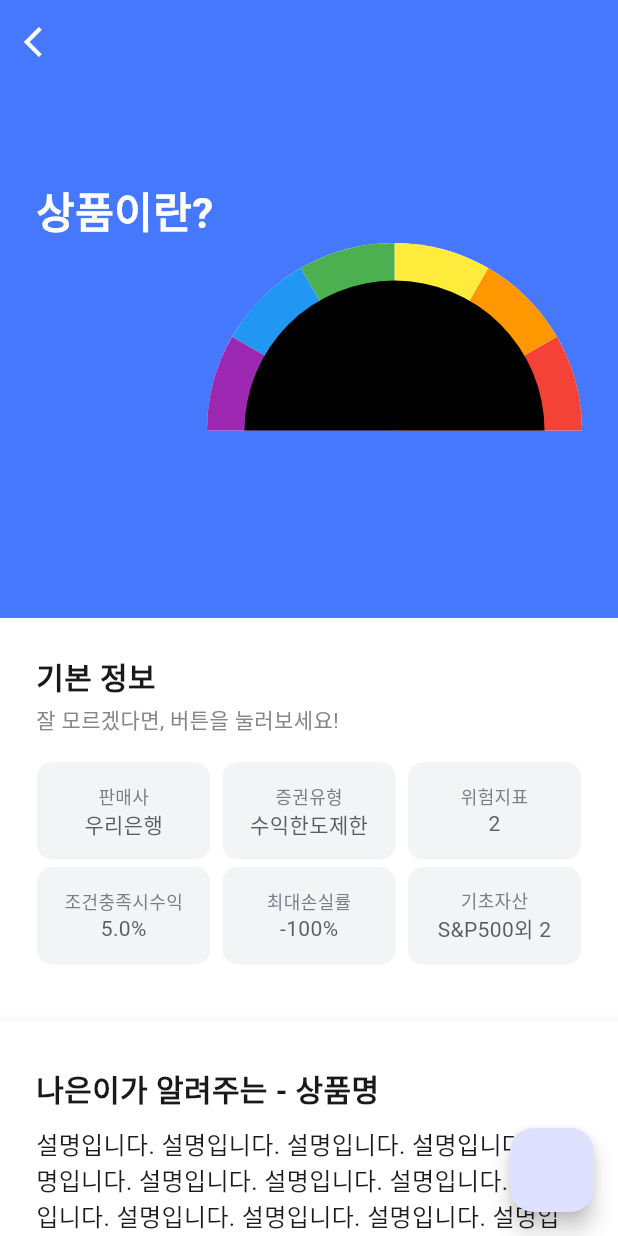
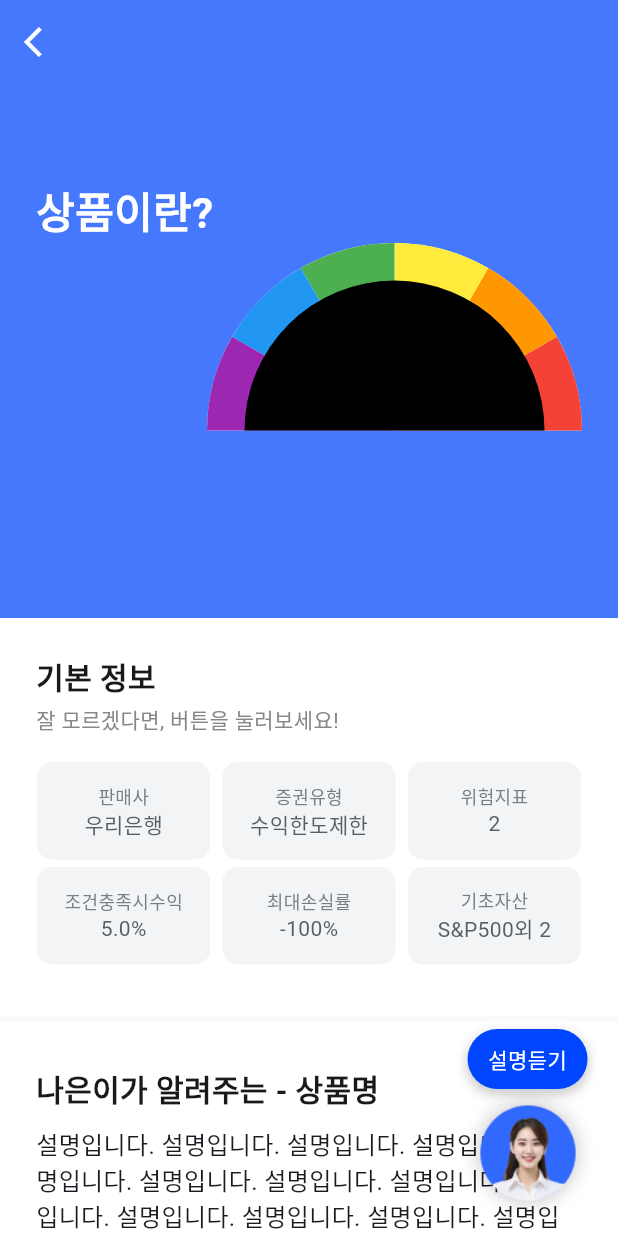
Before and after one commit to Naeun-privatebanker/Front, a Flutter app: the DescriptionScreen screen opened directly with empty values, on a phone screen of 412 x 824 dp. Run offline on Flutter 3.47's test engine with Material 3 defaults, Android fonts, the phone set to English and light mode, and no system bars.

Commit message:
floating button done

```diff
--- a/lib/screens/consult/description_screen.dart
+++ b/lib/screens/consult/description_screen.dart
@@ -26,11 +26,61 @@ class _DescriptionScreenState extends State<DescriptionScreen> {
           ),
         // todo : actions에 넣을 글자크기 변경 아이콘이 없어서 (한글 모양의) 커스텀 위젯 만들어야 할 듯, but 우선순위 최하
         ),
-      floatingActionButton: FloatingActionButton(onPressed: () {
-        print('나은이가 말합니다!');
-      },
+      floatingActionButton: Stack(
+        children: [
+          Align(
+            alignment: Alignment(
+                Alignment.bottomRight.x-0.05,
+                Alignment.bottomRight.y-0.25,
+            ),
+            child: Container(
+              width: 80,
+              height: 40,
+              decoration: BoxDecoration(
+                color: const Color(0xff0045FF),
+                borderRadius: BorderRadius.circular(20),
+                boxShadow: [
+                  BoxShadow(
+                    color: Colors.grey.withOpacity(0.5), // 그림자 색상과 투명도 설정
+                    spreadRadius: 1, // 그림자의 확산 범위
+                    blurRadius: 5, // 그림자의 흐림 정도
+                    offset: Offset(0, 3), // 그림자의 위치 조정 (가로, 세로)
+                  ),
+                ],
+              ),
+              child: Center(child: Text('설명듣기', style: TextStyle(color: Colors.white),)),
+            ),
+          ),
+           Align(
+             alignment: Alignment(
+               Alignment.bottomRight.x,
+               Alignment.bottomRight.y-0.02,
+             ),
+             child: FloatingActionButton.large(
+               onPressed: () {
+                 print('나은이눌림!');
+               },
+               backgroundColor: Colors.transparent, // 배경색을 투명하게 설정
+               elevation: 0,
+               splashColor: Colors.transparent,
+               highlightElevation: 0,
+               child: Container(
+                 width: 100, // 이미지의 너비
+                 height: 100, // 이미지의 높이
+                 decoration: const BoxDecoration(
+                   shape: BoxShape.circle, // 원 모양의 컨테이너로 설정
+                   image: DecorationImage(
+                     image: AssetImage('assets/floating_naeun.png'), // 이미지 파일 경로 설정
+                     fit: BoxFit.cover, // 이미지를 컨테이너에 꽉 채웁니다.
+                   ),
+                 ),
+               ),
+             ),
+           ),
 
-      ),
+        ]
+      ),// 그림자 없음
+      floatingActionButtonLocation: FloatingActionButtonLocation.miniEndDocked, // 버튼 위치 설정
       body: SingleChildScrollView(
         child: Column(
           children: [
--- a/pubspec.yaml
+++ b/pubspec.yaml
@@ -60,9 +60,8 @@ flutter:
   uses-material-design: true
 
   # To add assets to your application, add an assets section, like this:
-  # assets:
-  #   - images/a_dot_burr.jpeg
-  #   - images/a_dot_ham.jpeg
+  assets:
+     - assets/floating_naeun.png
 
   # An image asset can refer to one or more resolution-specific "variants", see
   # https://flutter.dev/assets-and-images/#resolution-aware
```
Also changed, not shown: assets/floating_naeun.png (added).
